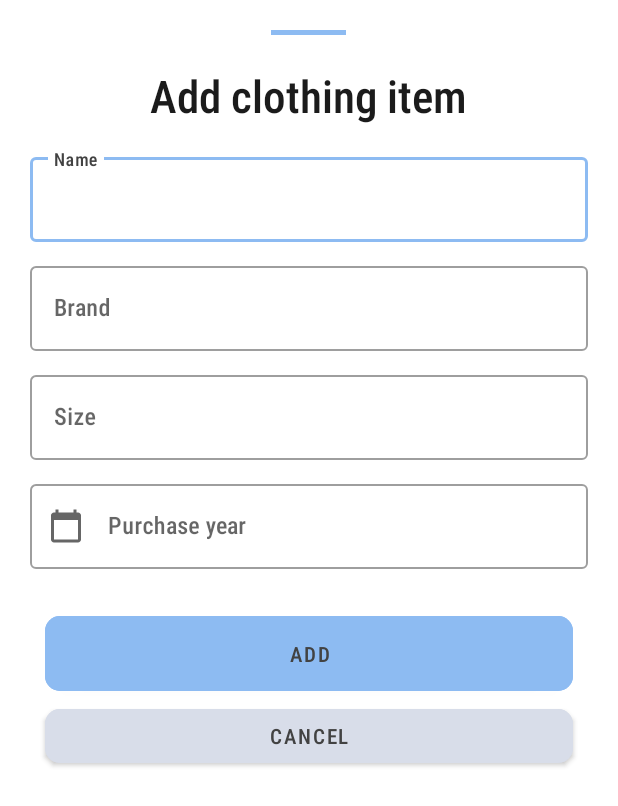
After one commit to Codemitry/Wearer, an Android app: the layout fragment_add_clothing_item.xml on its own in the app's theme, with its tools: preview values and no code run, on a phone screen of 412 x 824 dp. The commit adds this screen. Shown: the top 806 px of the screen. Run offline under Robolectric (Android 15) with nearby library versions, the phone set to English and light mode, and no system bars.

Commit message:
Added year picking in AddClothingItemFragment.kt

```diff
--- a/app/src/main/java/com/codemitry/wearer/activities/MyClothesActivity.kt
+++ b/app/src/main/java/com/codemitry/wearer/activities/MyClothesActivity.kt
@@ -6,11 +6,15 @@ import android.os.Bundle
 import androidx.appcompat.app.AppCompatActivity
 import androidx.core.content.ContextCompat
 import com.codemitry.wearer.R
+import com.codemitry.wearer.fragments.AddClothingItemFragment
 
 class MyClothesActivity : AppCompatActivity() {
     override fun onCreate(savedInstanceState: Bundle?) {
         super.onCreate(savedInstanceState)
         setContentView(R.layout.activity_my_clothes)
+
+
+        AddClothingItemFragment().show(supportFragmentManager, AddClothingItemFragment::class.simpleName)
     }
 
     companion object {
--- /dev/null
+++ b/app/src/main/res/drawable/ic_baseline_calendar_today_24.xml
@@ -0,0 +1,10 @@
+<vector xmlns:android="http://schemas.android.com/apk/res/android"
+    android:width="24dp"
+    android:height="24dp"
+    android:viewportWidth="24"
+    android:viewportHeight="24"
+    android:tint="?attr/colorControlNormal">
+    <path
+        android:fillColor="@android:color/white"
+        android:pathData="M20,3h-1L19,1h-2v2L7,3L7,1L5,1v2L4,3c-1.1,0 -2,0.9 -2,2v16c0,1.1 0.9,2 2,2h16c1.1,0 2,-0.9 2,-2L22,5c0,-1.1 -0.9,-2 -2,-2zM20,21L4,21L4,8h16v13z" />
+</vector>
--- /dev/null
+++ b/app/src/main/res/layout/fragment_add_clothing_item.xml
@@ -0,0 +1,115 @@
+<?xml version="1.0" encoding="utf-8"?>
+<androidx.core.widget.NestedScrollView android:layout_width="match_parent"
+    android:layout_height="wrap_content"
+    xmlns:android="http://schemas.android.com/apk/res/android"
+    xmlns:tools="http://schemas.android.com/tools"
+    xmlns:app="http://schemas.android.com/apk/res-auto"
+
+    tools:context=".fragments.AddClothingItemFragment">
+
+    <LinearLayout
+        android:layout_width="match_parent"
+        android:layout_height="match_parent"
+        android:layout_marginHorizontal="20dp"
+        android:paddingVertical="20dp"
+        android:orientation="vertical">
+
+        <View
+            android:id="@+id/divider"
+            android:layout_width="50dp"
+            android:layout_height="3dp"
+            android:background="@color/blue"
+
+            android:layout_marginBottom="20dp"
+            android:layout_gravity="center_horizontal" />
+
+        <TextView
+            style="@style/TextView.Title"
+            android:layout_width="wrap_content"
+            android:layout_height="wrap_content"
+
+            android:layout_gravity="center_horizontal"
+            android:layout_marginBottom="10dp"
+            android:text="@string/addClothingItem" />
+
+        <com.google.android.material.textfield.TextInputLayout
+            style="@style/TextInputLayout"
+            android:id="@+id/name"
+            android:layout_width="match_parent"
+            android:layout_height="wrap_content"
+            android:hint="@string/name">
+
+            <com.google.android.material.textfield.TextInputEditText
+                android:layout_width="match_parent"
+                android:layout_height="wrap_content"
+                android:maxLength="50" />
+        </com.google.android.material.textfield.TextInputLayout>
+
+        <com.google.android.material.textfield.TextInputLayout
+            style="@style/TextInputLayout"
+            android:id="@+id/brand"
+            android:layout_width="match_parent"
+            android:layout_height="wrap_content"
+            android:hint="@string/brand">
+
+            <com.google.android.material.textfield.TextInputEditText
+                android:layout_width="match_parent"
+                android:layout_height="wrap_content"
+
+                android:maxLength="30" />
+        </com.google.android.material.textfield.TextInputLayout>
+
+        <com.google.android.material.textfield.TextInputLayout
+            style="@style/TextInputLayout"
+            android:id="@+id/size"
+            android:layout_width="match_parent"
+            android:layout_height="wrap_content"
+            android:hint="@string/size">
+
+            <com.google.android.material.textfield.TextInputEditText
+                android:layout_width="match_parent"
+                android:layout_height="wrap_content"
+                android:maxLength="30" />
+        </com.google.android.material.textfield.TextInputLayout>
+
+        <com.google.android.material.textfield.TextInputLayout
+            style="@style/TextInputLayout"
+            android:id="@+id/purchaseYear"
+            android:layout_width="match_parent"
+            android:layout_height="wrap_content"
+            android:hint="@string/purchaseYear"
+            app:startIconDrawable="@drawable/ic_baseline_calendar_today_24"
+
+            app:endIconMode="clear_text">
+
+            <com.google.android.material.textfield.TextInputEditText
+
+                android:layout_width="match_parent"
+                android:layout_height="wrap_content"
+                android:enabled="false"
+                android:maxLength="30"
+                android:inputType="none"
+
+                android:textColor="@color/gray" />
+        </com.google.android.material.textfield.TextInputLayout>
+
+        <Button
+            style="@style/Button.Confirm"
+            android:id="@+id/addClothingItem"
+            android:layout_width="match_parent"
+            android:layout_height="wrap_content"
+
+            android:text="@string/addClothingItemButton"
+
+            android:layout_marginTop="20dp" />
+
+        <Button
+            style="@style/Button.Cancel"
+            android:id="@+id/cancelAddingClothingItem"
+            android:layout_width="match_parent"
+            android:layout_height="wrap_content"
+
+            android:text="@string/cancelAddinglothingItemButton" />
+
+    </LinearLayout>
+</androidx.core.widget.NestedScrollView>
--- a/app/src/main/res/values/strings.xml
+++ b/app/src/main/res/values/strings.xml
@@ -101,6 +101,7 @@
     <string name="pick_year">Pick a year</string>
     <string name="confirm">Confirm</string>
     <string name="cancel">Cancel</string>
+    <string name="purchaseYear">Purchase year</string>
 
     <!--    -->
 </resources>
```
Also changed, not shown: app/src/main/java/com/codemitry/wearer/fragments/AddClothingItemFragment.kt (added, +49 -0 lines), app/src/main/java/com/codemitry/wearer/models/ClothingItem.kt (+54 -3 lines), 2 other files.
